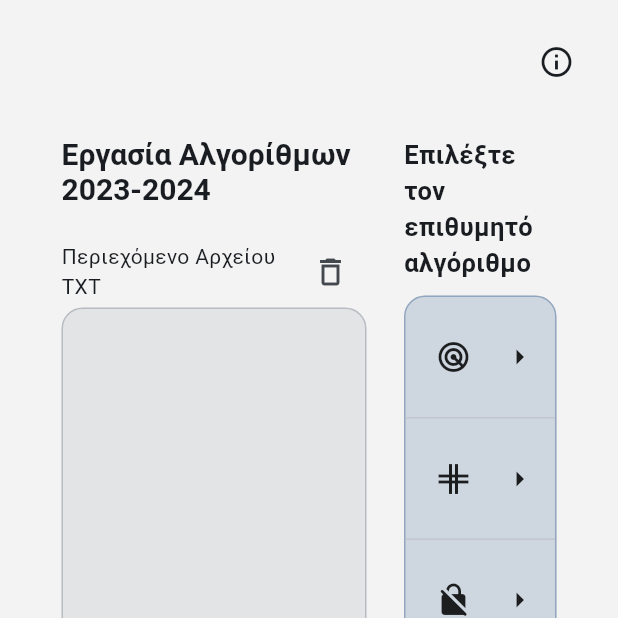
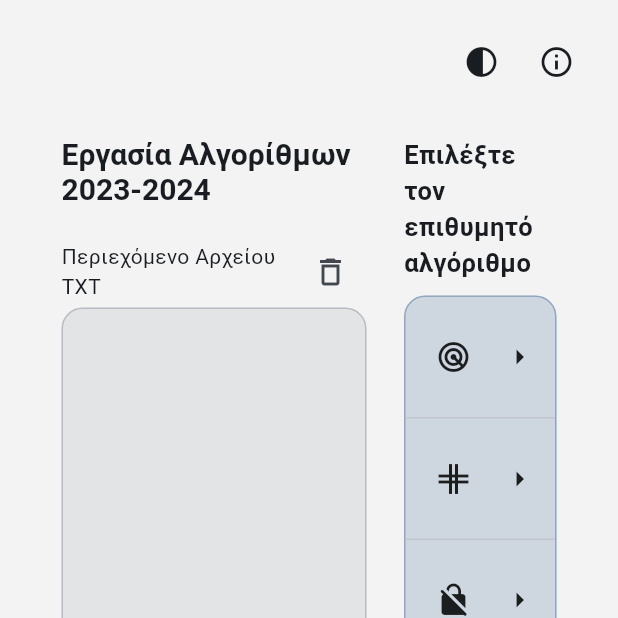
Before and after one commit to TonyGnk/Node-Odyssey, a Flutter app: the RoutedScreen screen opened by its route, after a tap on the "arrow back ios new" icon, on a phone screen of 412 x 824 dp, the top half of it. Run offline on Flutter 3.47's test engine with Material 2 defaults, Android fonts, the phone set to English and light mode, and no system bars; our stand-ins replace adaptive_theme, flutter_riverpod, package_info_plus, shared_preferences; missing offline and left inert: app_settings, flutter_animated_dialog; accounts and stored records are empty.

Commit message:
Update import statements and remove unused code

```diff
--- a/lib/Screens/Home Page/button_side.dart
+++ b/lib/Screens/Home Page/button_side.dart
@@ -1,6 +1,6 @@
 import 'package:flutter/material.dart';
 import '../../custom_list_tile.dart';
-import '../list.dart';
+import '../screen_list.dart';
 
 class ButtonsSide extends StatelessWidget {
   const ButtonsSide({super.key});
--- a/lib/Screens/list.dart
+++ b/lib/Screens/screen_list.dart
@@ -14,6 +14,8 @@ RoutedScreen homeScreen() => const RoutedScreen(
       appBar: AdaptAppBar(
         showBackButton: false,
         filled: false,
+        showInfoIcon: true,
+        showThemeIcon: true,
       ),
     );
 
@@ -27,5 +29,6 @@ RoutedScreen breadthFirstAlgScreen() => const RoutedScreen(
       appBar: AdaptAppBar(
         label: 'Αλγόριθμος Πρώτα σε Βάθος',
         showThemeIcon: true,
+        showInfoIcon: true,
       ),
     );
--- a/lib/UI/Routed Screen/app_bar.dart
+++ b/lib/UI/Routed Screen/app_bar.dart
@@ -1,5 +1,6 @@
 import 'package:flutter/material.dart';
 import '../../Services & Providers/constants.dart';
+import '../Services2/navigator_fun.dart';
 import 'app_bar_icon.dart';
 import 'info_icon.dart';
 import 'theme_icon.dart';
@@ -52,7 +53,7 @@ class AdaptAppBar extends StatelessWidget {
               ? AppBarIcon(
                   tooltip: 'Πίσω',
                   icon: const Icon(Icons.arrow_back_ios_new_outlined),
-                  onPressed: () => Navigator.pop(context),
+                  onPressed: () async => navigateBack(context),
                 )
               : const SizedBox(),
           const SizedBox(width: 6),
@@ -62,7 +63,7 @@ class AdaptAppBar extends StatelessWidget {
           ),
           const Expanded(child: SizedBox()),
           themeIcon(context, showThemeIcon),
-          infoIcon(context, enable)
+          infoIcon(context, showInfoIcon)
         ],
       );
 }
--- a/lib/UI/Screens/list.dart
+++ b/lib/UI/Screens/list.dart
@@ -10,7 +10,5 @@ RoutedScreen aboutScreen() => const RoutedScreen(
       labelRoute: '/Home',
       icon: Icons.home_outlined,
       filledIcon: Icons.home,
-      appBar: AdaptAppBar(
-        filled: false,
-      ),
+      appBar: AdaptAppBar(label: 'Πληροφορίες Εφαρμογής'),
     );
--- a/lib/UI/Services2/navigator_fun.dart
+++ b/lib/UI/Services2/navigator_fun.dart
@@ -6,3 +6,8 @@ Future<void> navigateToScreen(BuildContext context, String rootName) async {
   await Future.delayed(const Duration(milliseconds: 200));
   Navigator.pushNamed(context, rootName);
 }
+
+Future<void> navigateBack(BuildContext context) async {
+  await Future.delayed(const Duration(milliseconds: 100));
+  Navigator.pop(context);
+}
--- a/lib/main.dart
+++ b/lib/main.dart
@@ -1,7 +1,7 @@
 import 'package:adaptive_theme/adaptive_theme.dart';
 import 'package:flutter/material.dart';
 import 'package:flutter_riverpod/flutter_riverpod.dart';
-import 'Screens/list.dart';
+import 'Screens/screen_list.dart';
 import 'UI/Adaptive Root/adaptive_root.dart';
 
 void main() async {
```
